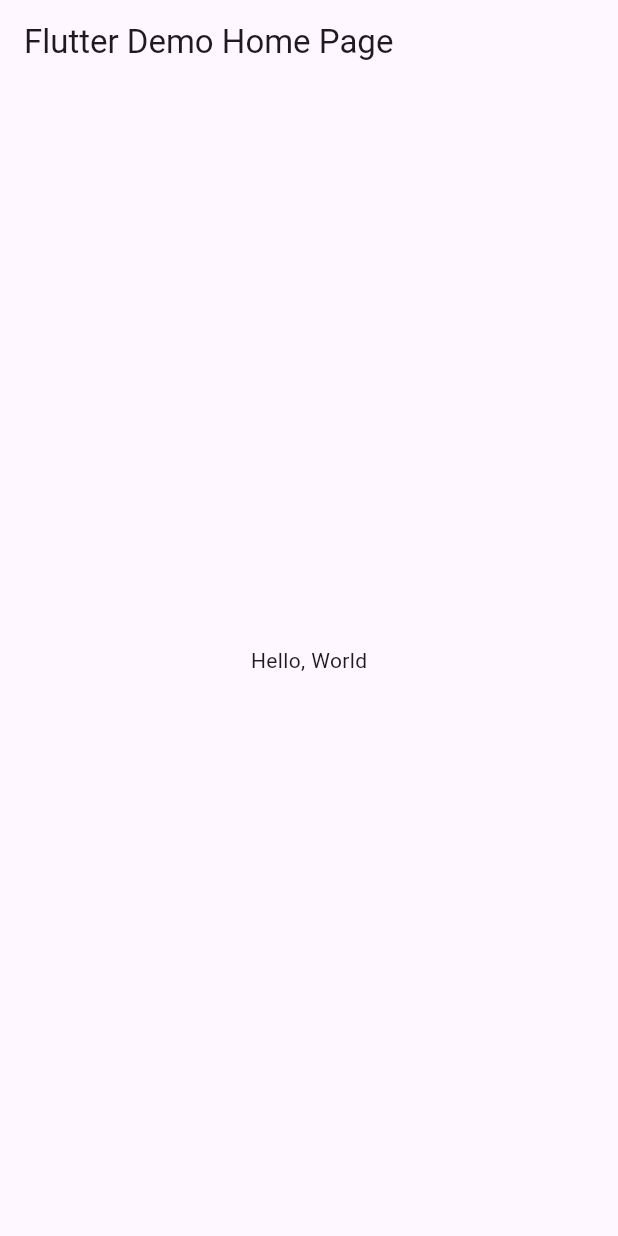
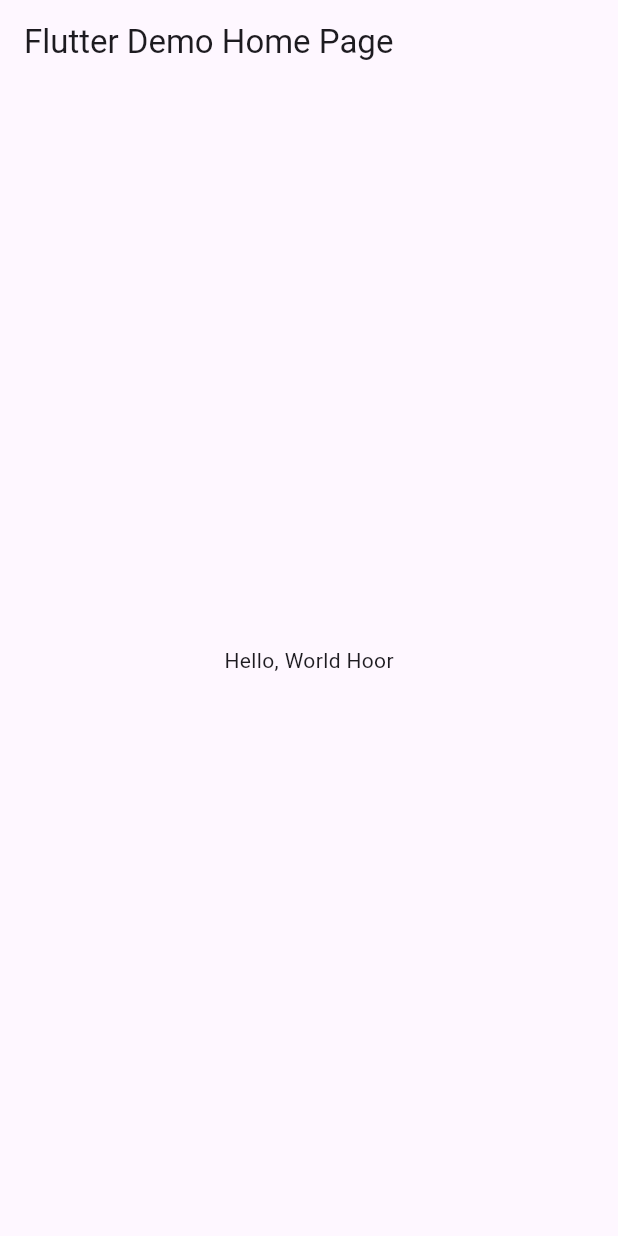
Before and after one commit to hoor123-ma/test_repo, a Flutter app: the screen it shows after launch, on a phone screen of 412 x 824 dp. Run offline on Flutter 3.47's test engine with Material 3 defaults, Android fonts, the phone set to English and light mode, and no system bars.

Commit message:
hoor added

```diff
--- a/lib/main.dart
+++ b/lib/main.dart
@@ -14,7 +14,7 @@ class MyApp extends StatelessWidget {
       title: 'Flutter Demo',
       home: Scaffold(
         appBar: AppBar(title: const Text('Flutter Demo Home Page')),
-        body: const Center(child: Text('Hello, World')),
+        body: const Center(child: Text('Hello, World Hoor')),
       ),
     );
   }
```
